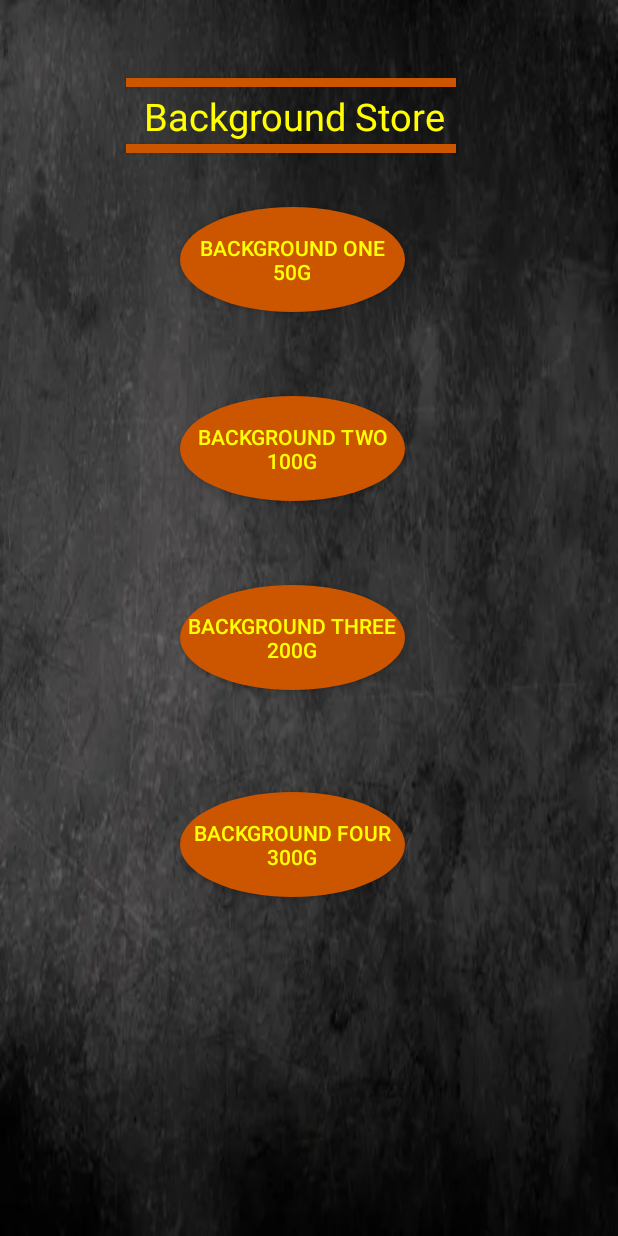
After one commit to krnagy-csu/Project2-CST338, an Android app: the Backgrounds screen opened directly, with no data from a screen before it, on a phone screen of 412 x 824 dp. The commit adds this screen. Run offline under Robolectric (Android 15) with nearby library versions, the phone set to English and light mode, and no system bars.

Commit message:
Completed Background Store 5/2/2024 Thursday.

```diff
--- a/app/src/main/AndroidManifest.xml
+++ b/app/src/main/AndroidManifest.xml
@@ -13,6 +13,9 @@
         android:theme="@style/Theme.P2338"
         tools:targetApi="31">
         <activity
+            android:name=".Backgrounds"
+            android:exported="false" />
+        <activity
             android:name=".Store"
             android:exported="false" />
         <activity
--- /dev/null
+++ b/app/src/main/java/com/example/p2338/Backgrounds.java
@@ -0,0 +1,24 @@
+package com.example.p2338;
+
+import android.os.Bundle;
+
+import androidx.activity.EdgeToEdge;
+import androidx.appcompat.app.AppCompatActivity;
+import androidx.core.graphics.Insets;
+import androidx.core.view.ViewCompat;
+import androidx.core.view.WindowInsetsCompat;
+
+public class Backgrounds extends AppCompatActivity {
+
+    @Override
+    protected void onCreate(Bundle savedInstanceState) {
+        super.onCreate(savedInstanceState);
+        EdgeToEdge.enable(this);
+        setContentView(R.layout.activity_backgrounds_store);
+        ViewCompat.setOnApplyWindowInsetsListener(findViewById(R.id.main), (v, insets) -> {
+            Insets systemBars = insets.getInsets(WindowInsetsCompat.Type.systemBars());
+            v.setPadding(systemBars.left, systemBars.top, systemBars.right, systemBars.bottom);
+            return insets;
+        });
+    }
+}
--- /dev/null
+++ b/app/src/main/res/layout/activity_backgrounds_store.xml
@@ -0,0 +1,96 @@
+<?xml version="1.0" encoding="utf-8"?>
+<androidx.constraintlayout.widget.ConstraintLayout
+    xmlns:android="http://schemas.android.com/apk/res/android"
+    xmlns:app="http://schemas.android.com/apk/res-auto"
+    xmlns:tools="http://schemas.android.com/tools"
+    android:id="@+id/main"
+    android:layout_width="match_parent"
+    android:layout_height="match_parent"
+    tools:context=".Backgrounds"
+    android:background="@drawable/TheOfficialBG">
+
+
+    <Button
+        android:id="@+id/UnderLineTwo"
+        android:layout_width="220dp"
+        android:layout_height="6dp"
+        android:layout_marginStart="84dp"
+        android:layout_marginTop="52dp"
+        android:background="#CC5500"
+        android:text=""
+        app:layout_constraintStart_toStartOf="parent"
+        app:layout_constraintTop_toTopOf="parent" />
+
+    <TextView
+        android:id="@+id/tBackgroundStore"
+        android:layout_width="wrap_content"
+        android:layout_height="wrap_content"
+        android:layout_marginStart="96dp"
+        android:layout_marginTop="60dp"
+        android:gravity="center"
+        android:text="@string/background_store"
+        android:textColor="#FFFF00"
+        android:textSize="25sp"
+        app:layout_constraintStart_toStartOf="parent"
+        app:layout_constraintTop_toTopOf="parent" />
+
+    <Button
+        android:id="@+id/AboveLineTwo"
+        android:layout_width="220dp"
+        android:layout_height="6dp"
+        android:layout_marginStart="84dp"
+        android:layout_marginTop="1dp"
+        android:background="#CC5500"
+        android:text=""
+        app:layout_constraintStart_toStartOf="parent"
+        app:layout_constraintTop_toBottomOf="@+id/tBackgroundStore" />
+
+    <Button
+        android:id="@+id/bBackgroundOne"
+        android:layout_width="150dp"
+        android:layout_height="70dp"
+        android:layout_marginStart="120dp"
+        android:textColor="#FFFF00"
+        android:layout_marginTop="80dp"
+        android:background="@drawable/round_button_orange"
+        android:text="@string/background_one_50g"
+        app:layout_constraintStart_toStartOf="parent"
+        app:layout_constraintTop_toBottomOf="@+id/UnderLineTwo" />
+
+    <Button
+        android:id="@+id/bBackgroundTwo"
+        android:layout_width="150dp"
+        android:layout_height="70dp"
+        android:layout_marginStart="120dp"
+        android:layout_marginTop="56dp"
+        android:background="@drawable/round_button_orange"
+        android:text="@string/background_two_100g"
+        android:textColor="#FFFF00"
+        app:layout_constraintStart_toStartOf="parent"
+        app:layout_constraintTop_toBottomOf="@+id/bBackgroundOne" />
+
+    <Button
+        android:id="@+id/bBackgroundThree"
+        android:layout_width="150dp"
+        android:layout_height="70dp"
+        android:layout_marginStart="120dp"
+        android:layout_marginTop="56dp"
+        android:background="@drawable/round_button_orange"
+        android:text="@string/background_three_200g"
+        android:textColor="#FFFF00"
+        app:layout_constraintStart_toStartOf="parent"
+        app:layout_constraintTop_toBottomOf="@+id/bBackgroundTwo" />
+
+    <Button
+        android:id="@+id/bBackgroundFour"
+        android:layout_width="150dp"
+        android:layout_height="70dp"
+        android:layout_marginStart="120dp"
+        android:layout_marginTop="68dp"
+        android:background="@drawable/round_button_orange"
+        android:text="@string/background_four_300g"
+        android:textColor="#FFFF00"
+        app:layout_constraintStart_toStartOf="parent"
+        app:layout_constraintTop_toBottomOf="@+id/bBackgroundThree" />
+
+</androidx.constraintlayout.widget.ConstraintLayout>
--- a/app/src/main/res/layout/activity_store.xml
+++ b/app/src/main/res/layout/activity_store.xml
@@ -57,10 +57,10 @@
 
     <Button
         android:id="@+id/bRemoveAds"
+        android:layout_marginStart="96dp"
+        android:layout_marginTop="88dp"
         android:layout_width="200dp"
         android:layout_height="100dp"
-        android:layout_marginStart="96dp"
-        android:layout_marginTop="88dp"
         android:background="@drawable/round_button_orange"
         android:text="@string/remove_ads_500g"
         android:textColor="#FFFF00"
--- a/app/src/main/res/values/strings.xml
+++ b/app/src/main/res/values/strings.xml
@@ -6,4 +6,9 @@
     <string name="store">Store</string>
     <string name="remove_ads_500g">Remove Ads 500g</string>
     <string name="backgrounds">Backgrounds</string>
+    <string name="background_store">Background Store</string>
+    <string name="background_one_50g">Background One 50g</string>
+    <string name="background_two_100g">Background Two 100g</string>
+    <string name="background_three_200g">Background Three 200g</string>
+    <string name="background_four_300g">Background Four 300g</string>
 </resources>
```
